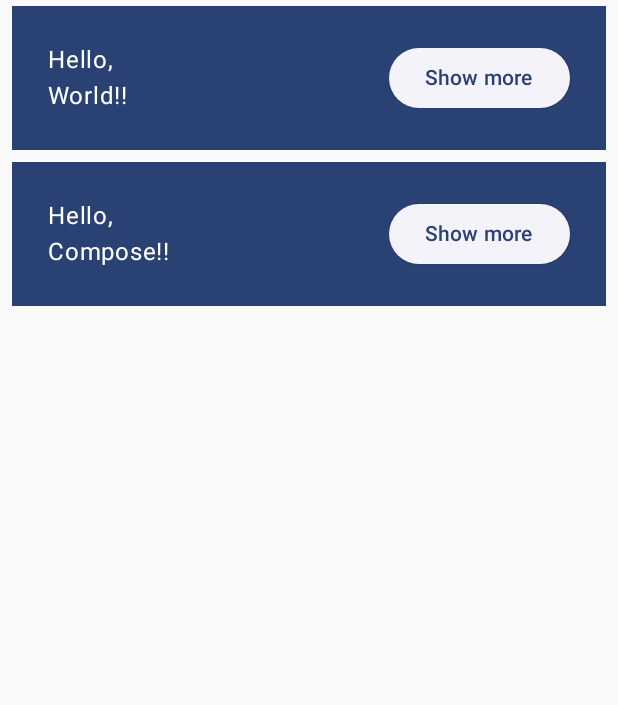
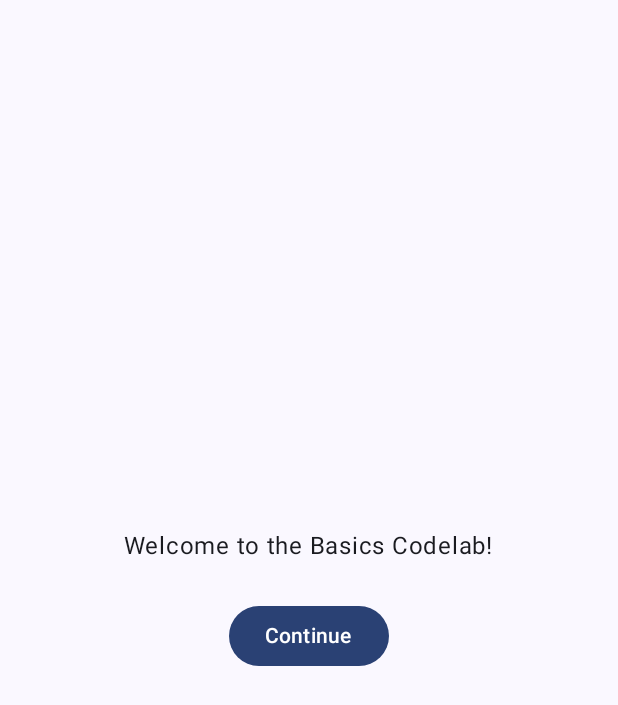
Before and after one commit to TORU0239/FirstJetpackCompose, an Android app built with Jetpack Compose: the screen it shows after launch (InitActivity), on a phone screen of 412 x 824 dp. Shown: the top 705 px of the screen. Run offline under Robolectric (Android 15) with nearby library versions, the phone set to English and light mode, and no system bars.

```diff
--- a/app/src/main/java/kr/toru/firstjetpack/InitActivity.kt
+++ b/app/src/main/java/kr/toru/firstjetpack/InitActivity.kt
@@ -1,20 +1,25 @@
 package kr.toru.firstjetpack
 
 import android.os.Bundle
-import android.widget.Toast
 import androidx.activity.ComponentActivity
 import androidx.activity.compose.setContent
+import androidx.compose.foundation.layout.Arrangement
 import androidx.compose.foundation.layout.Column
 import androidx.compose.foundation.layout.Row
+import androidx.compose.foundation.layout.fillMaxSize
 import androidx.compose.foundation.layout.fillMaxWidth
 import androidx.compose.foundation.layout.padding
+import androidx.compose.material3.Button
 import androidx.compose.material3.ElevatedButton
 import androidx.compose.material3.MaterialTheme
 import androidx.compose.material3.Surface
 import androidx.compose.material3.Text
 import androidx.compose.runtime.Composable
+import androidx.compose.runtime.getValue
 import androidx.compose.runtime.mutableStateOf
 import androidx.compose.runtime.remember
+import androidx.compose.runtime.setValue
+import androidx.compose.ui.Alignment
 import androidx.compose.ui.Modifier
 import androidx.compose.ui.graphics.Color
 import androidx.compose.ui.tooling.preview.Preview
@@ -35,6 +40,64 @@ class InitActivity : ComponentActivity() {
     }
 
     @Composable
+    private fun MyApp(modifier: Modifier = Modifier) {
+        var shouldShowOnboarding by remember { mutableStateOf(true) }
+
+        Surface(modifier) {
+            if (shouldShowOnboarding) {
+                OnboardingScreen(
+                    onContinuedClick = {shouldShowOnboarding = false}
+                )
+            } else {
+                GreetingsToYou()
+            }
+        }
+    }
+
+    @Composable
+    fun OnboardingScreen(
+        onContinuedClick: () -> Unit,
+        modifier: Modifier = Modifier
+    ) {
+        // TODO: This state should be hoisted
+        var shouldShowOnboarding by remember { mutableStateOf(true) }
+
+        Column(
+            modifier = modifier.fillMaxSize(),
+            verticalArrangement = Arrangement.Center,
+            horizontalAlignment = Alignment.CenterHorizontally
+        ) {
+            Text("Welcome to the Basics Codelab!")
+            Button(
+                modifier = Modifier.padding(vertical = 24.dp),
+                onClick = onContinuedClick
+            ) {
+                Text("Continue")
+            }
+        }
+    }
+
+    @Composable
+    private fun GreetingsToYou(
+        modifier: Modifier = Modifier,
+        names: List<String> = listOf("World", "Compose")
+    ) {
+        Column(modifier = modifier.padding(vertical = 4.dp)) {
+            for (name in names) {
+                GreetToYou(name = name)
+            }
+        }
+    }
+
+    @Preview(showBackground = true, widthDp = 320)
+    @Composable
+    private fun GreetingsPreview() {
+        JetpackComposeTheme {
+            GreetingsToYou()
+        }
+    }
+
+    @Composable
     fun GreetToYou(name: String) {
         val expanded = remember { mutableStateOf(false) }
         val extraPadding = if (expanded.value) 48.dp else 0.dp
@@ -43,7 +106,9 @@ class InitActivity : ComponentActivity() {
             modifier = Modifier.padding(vertical = 4.dp, horizontal = 8.dp)
         ) {
             Row(modifier = Modifier.padding(24.dp)) {
-                Column(modifier = Modifier.weight(1f).padding(bottom = extraPadding)) {
+                Column(modifier = Modifier
+                    .weight(1f)
+                    .padding(bottom = extraPadding)) {
                     Text(
                         text = "Hello,",
                         color = Color.White
@@ -64,23 +129,19 @@ class InitActivity : ComponentActivity() {
         }
     }
 
+    @Preview(showBackground = true, widthDp = 320, heightDp = 320)
     @Composable
-    private fun MyApp(
-        modifier: Modifier = Modifier,
-        names: List<String> = listOf("World", "Compose")
-    ) {
-        Column(modifier = modifier) {
-            for (name in names) {
-                GreetToYou(name = name)
-            }
+    fun DefaultPreview() {
+        JetpackComposeTheme {
+            OnboardingScreen(onContinuedClick = {})
         }
     }
 
-    @Preview(showBackground = true, widthDp = 320)
+    @Preview
     @Composable
-    fun DefaultPreview() {
+    private fun MyAppPreview() {
         JetpackComposeTheme {
-            MyApp()
+            MyApp(modifier = Modifier.fillMaxSize())
         }
     }
 }
```
